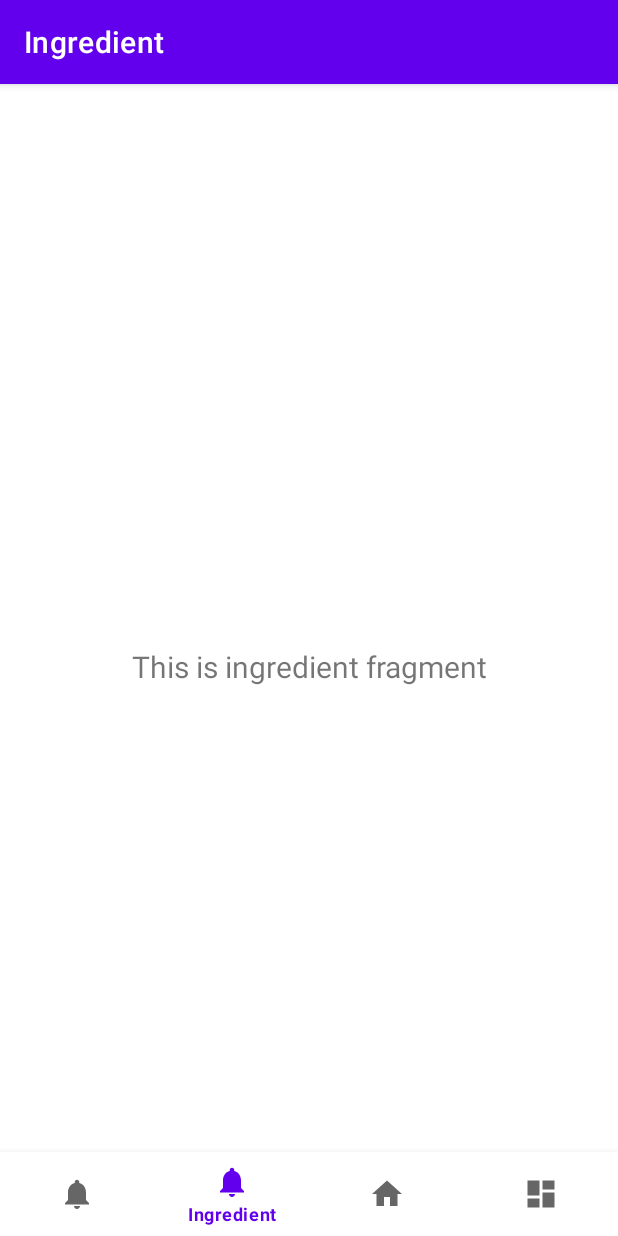
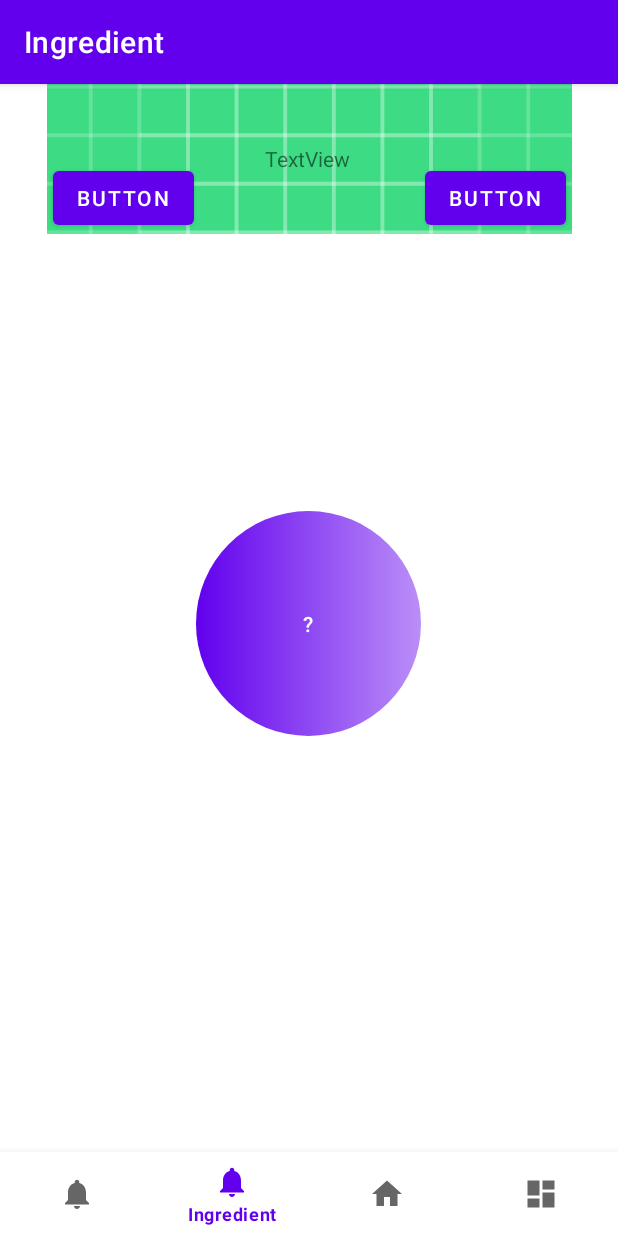
Before and after one commit to JeonJiHyeon/Cocktail, an Android app: the IngredientFragment screen opened through its navigation route, on a phone screen of 412 x 824 dp. Run offline under Robolectric (Android 15) with nearby library versions, the phone set to English and light mode, and no system bars; our stand-ins replace navigation-ui.

Commit message:
make many buttons in ingredient fragment

```diff
--- a/app/src/main/java/com/navi_baekgu/ui/ingredient/IngredientFragment.java
+++ b/app/src/main/java/com/navi_baekgu/ui/ingredient/IngredientFragment.java
@@ -27,13 +27,13 @@ public class IngredientFragment extends Fragment {
         binding = FragmentIngredientBinding.inflate(inflater, container, false);
         View root = binding.getRoot();
 
-        final TextView textView = binding.textIngredient;
-        ingredientViewModel.getText().observe(getViewLifecycleOwner(), new Observer<String>() {
-            @Override
-            public void onChanged(@Nullable String s) {
-                textView.setText(s);
-            }
-        });
+//        final TextView textView = binding.textIngredient;
+//        ingredientViewModel.getText().observe(getViewLifecycleOwner(), new Observer<String>() {
+//            @Override
+//            public void onChanged(@Nullable String s) {
+//                textView.setText(s);
+//            }
+//        });
         return root;
     }
 
--- a/app/src/main/res/layout/fragment_ingredient.xml
+++ b/app/src/main/res/layout/fragment_ingredient.xml
@@ -2,21 +2,61 @@
 <androidx.constraintlayout.widget.ConstraintLayout xmlns:android="http://schemas.android.com/apk/res/android"
     xmlns:app="http://schemas.android.com/apk/res-auto"
     xmlns:tools="http://schemas.android.com/tools"
+    android:id="@+id/pad"
     android:layout_width="match_parent"
     android:layout_height="match_parent"
     tools:context=".ui.ingredient.IngredientFragment">
 
-    <TextView
-        android:id="@+id/text_ingredient"
-        android:layout_width="match_parent"
-        android:layout_height="wrap_content"
-        android:layout_marginStart="8dp"
-        android:layout_marginTop="8dp"
-        android:layout_marginEnd="8dp"
-        android:textAlignment="center"
-        android:textSize="20sp"
-        app:layout_constraintBottom_toBottomOf="parent"
+    <ImageView
+        android:id="@+id/imageView2"
+        android:layout_width="350dp"
+        android:layout_height="100dp"
+        android:scaleType="centerCrop"
+        android:src="@drawable/ic_launcher_background"
         app:layout_constraintEnd_toEndOf="parent"
         app:layout_constraintStart_toStartOf="parent"
         app:layout_constraintTop_toTopOf="parent" />
+
+    <Button
+        android:id="@+id/button9"
+        android:layout_width="150dp"
+        android:layout_height="150dp"
+        android:background="@drawable/circle_shape"
+        android:text="\?"
+        app:layout_constraintBottom_toBottomOf="parent"
+        app:layout_constraintEnd_toEndOf="parent"
+        app:layout_constraintHorizontal_bias="0.498"
+        app:layout_constraintStart_toStartOf="parent"
+        app:layout_constraintTop_toBottomOf="@+id/imageView2"
+        app:layout_constraintVertical_bias="0.356" />
+
+    <Button
+        android:id="@+id/button10"
+        android:layout_width="wrap_content"
+        android:layout_height="wrap_content"
+        android:layout_marginStart="4dp"
+        android:text="Button"
+        app:layout_constraintBottom_toBottomOf="@+id/imageView2"
+        app:layout_constraintStart_toStartOf="@+id/imageView2" />
+
+    <Button
+        android:id="@+id/button11"
+        android:layout_width="wrap_content"
+        android:layout_height="wrap_content"
+        android:layout_marginEnd="4dp"
+        android:text="Button"
+        app:layout_constraintBottom_toBottomOf="@+id/imageView2"
+        app:layout_constraintEnd_toEndOf="@+id/imageView2" />
+
+    <TextView
+        android:id="@+id/textView2"
+        android:layout_width="wrap_content"
+        android:layout_height="wrap_content"
+        android:text="TextView"
+        app:layout_constraintBottom_toBottomOf="@+id/imageView2"
+        app:layout_constraintEnd_toEndOf="@+id/imageView2"
+        app:layout_constraintHorizontal_bias="0.496"
+        app:layout_constraintStart_toStartOf="@+id/imageView2"
+        app:layout_constraintTop_toTopOf="@+id/imageView2"
+        app:layout_constraintVertical_bias="0.493" />
 </androidx.constraintlayout.widget.ConstraintLayout>
```
